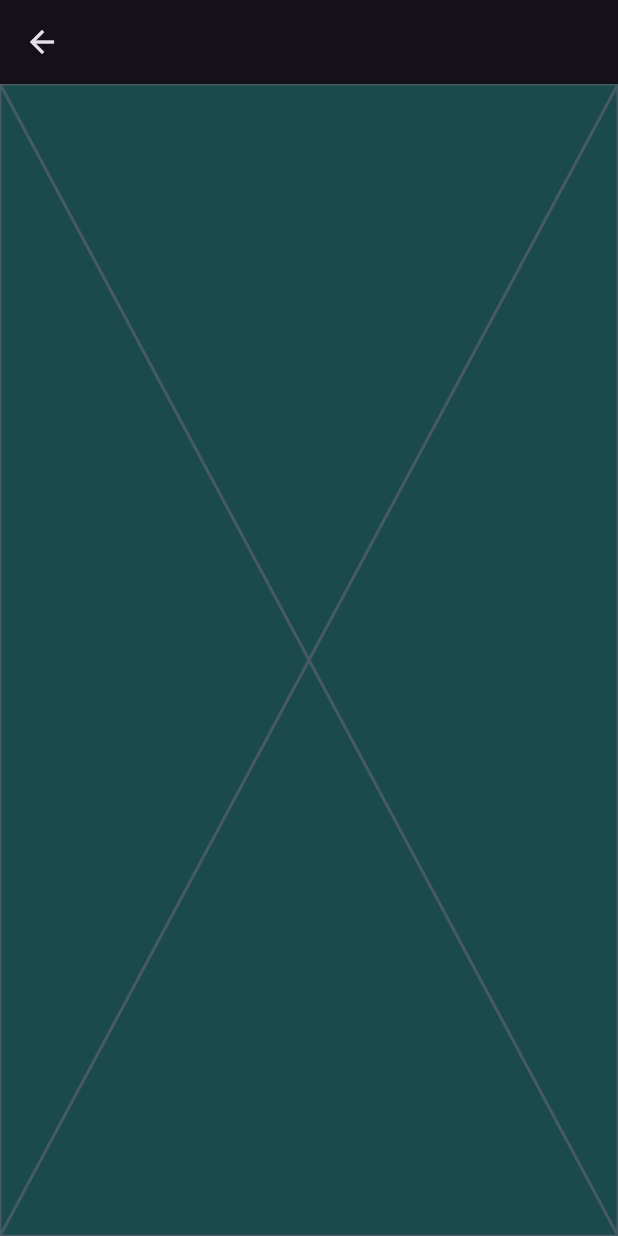
After one commit to Mohamed-Emad1/muslim_app, a Flutter app: the screen it shows after launch, after a tap on "Doa", on a phone screen of 412 x 824 dp. The commit adds this screen. Run offline on Flutter 3.47's test engine with Material 3 defaults, Android fonts, the phone set to English and light mode, and no system bars; our stand-ins replace bloc, dartz, dio, flutter_bloc, geocoding, geolocator and 5 more; accounts and stored records are empty; network calls fail; project files that could hold a hidden picture were left out.

Commit message:
create doa view

```diff
--- /dev/null
+++ b/lib/Features/doa/presentation/views/doa_view.dart
@@ -0,0 +1,17 @@
+import 'package:flutter/material.dart';
+import 'package:flutter/widgets.dart';
+import 'package:muslim_app/Features/doa/presentation/views/widgets/doa_view_body.dart';
+
+class DoaView extends StatelessWidget {
+  const DoaView({super.key});
+
+  @override
+  Widget build(BuildContext context) {
+    return Scaffold(
+      appBar: AppBar(),
+      body:const SafeArea(
+        child: DoaViewBody(),
+      ),
+    );
+  }
+}
--- /dev/null
+++ b/lib/Features/doa/presentation/views/widgets/doa_view_body.dart
@@ -0,0 +1,10 @@
+import 'package:flutter/widgets.dart';
+
+class DoaViewBody extends StatelessWidget {
+  const DoaViewBody({super.key});
+
+  @override
+  Widget build(BuildContext context) {
+    return const Placeholder();
+  }
+}
--- a/lib/Features/home/presentation/views/widgets/custom_grid_view.dart
+++ b/lib/Features/home/presentation/views/widgets/custom_grid_view.dart
@@ -26,9 +26,12 @@ class CustomGridView extends StatelessWidget {
           title: "Hadith",
           image: AssetsData.hadith,
         ),
-        const CustomCard(
+         CustomCard(
           title: "Doa",
           image: AssetsData.doa,
+          onTap: () {
+            GoRouter.of(context).push(AppRoutes.kDoaView);
+          },
         ),
         CustomCard(
           title: "Qu'ran",
--- a/lib/core/utils/app_routes.dart
+++ b/lib/core/utils/app_routes.dart
@@ -1,5 +1,6 @@
 import 'package:flutter_bloc/flutter_bloc.dart';
 import 'package:go_router/go_router.dart';
+import 'package:muslim_app/Features/doa/presentation/views/doa_view.dart';
 import 'package:muslim_app/Features/quran/data/repo/quran_repo_implementaion.dart';
 import 'package:muslim_app/Features/quran/presentation/manager/quran_cubit/quran_cubit.dart';
 import 'package:muslim_app/Features/quran/presentation/views/quran_view.dart';
@@ -11,6 +12,7 @@ import '../../Features/home/presentation/views/home_view.dart';
 abstract class AppRoutes {
   static const kTasbihView = "/tasbihView";
   static const kQuranView = "/quranView";
+  static const kDoaView = "/doaView";
   static final router = GoRouter(
     routes: [
       GoRoute(
@@ -31,6 +33,10 @@ abstract class AppRoutes {
           child: const QuranView(),
         ),
       ),
+      GoRoute(
+        path: kDoaView,
+        builder: (context, state) => const DoaView(),
+      ),
     ],
   );
 }
```
